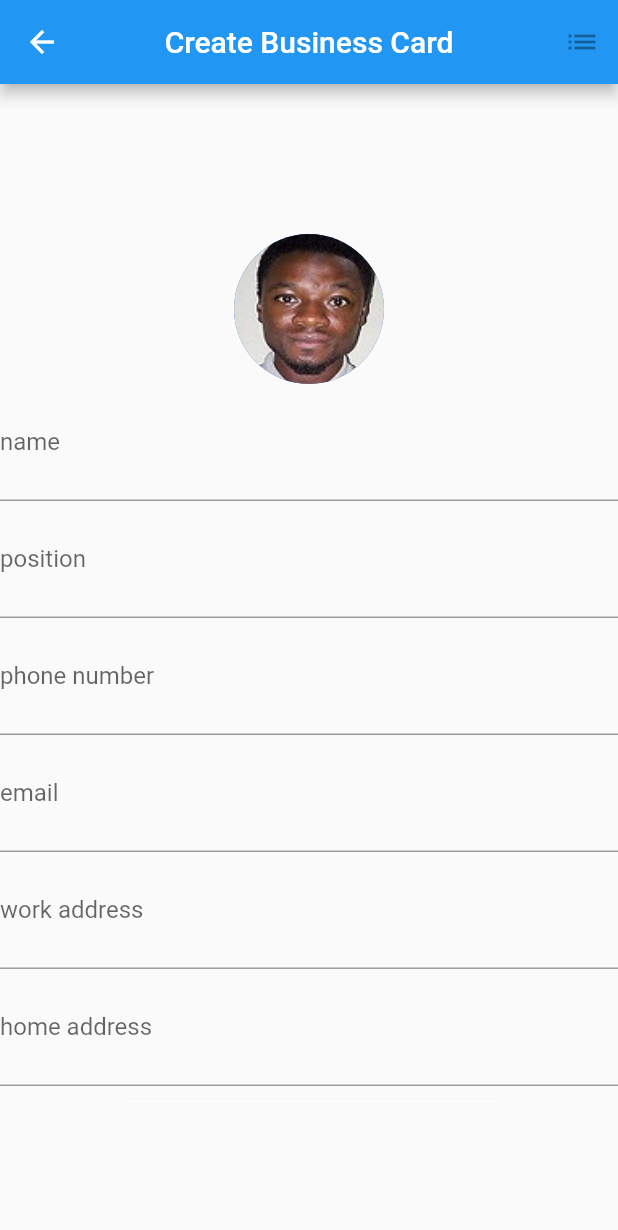
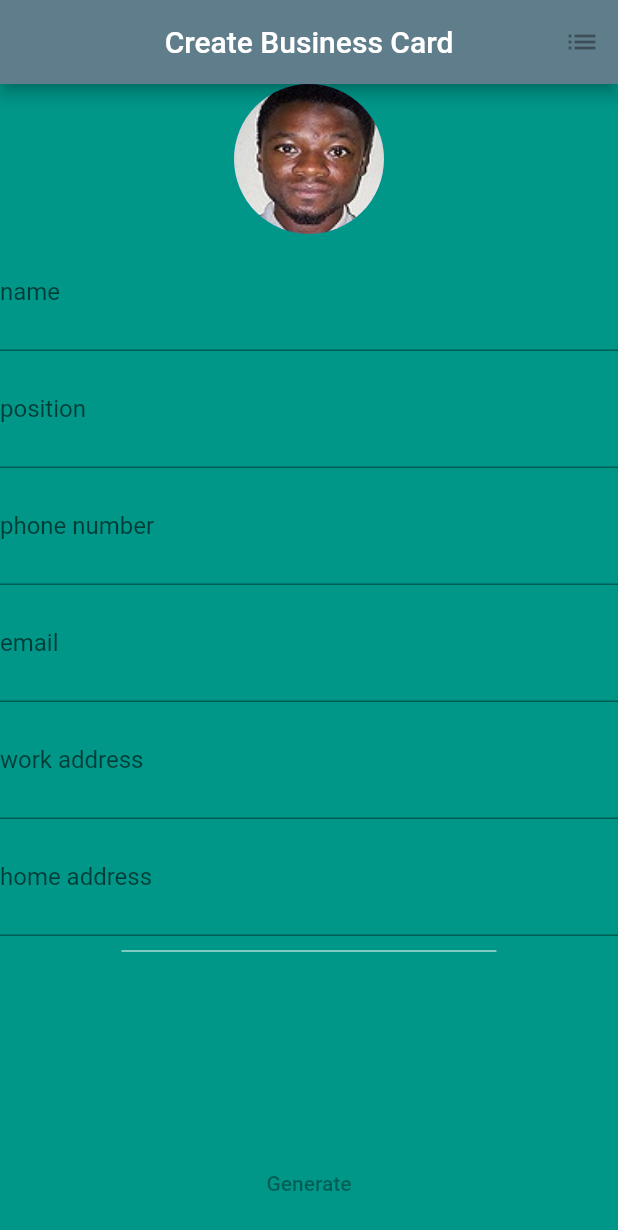
Before and after one commit to Larhwally/Business_Card_Generator, a Flutter app: the IndexPage screen opened directly, on a phone screen of 412 x 824 dp. Shown: the top 1230 px of the screen. Run offline on Flutter 3.47's test engine with Material 2 defaults, Android fonts, the phone set to English and light mode, and no system bars; our stand-ins replace share.

Commit message:
not a particular update

```diff
--- a/lib/indexpage.dart
+++ b/lib/indexpage.dart
@@ -17,19 +17,21 @@ class _IndexPageState extends State<IndexPage> {
   @override
   Widget build(BuildContext context) {
     return Scaffold(
+        backgroundColor: Colors.teal,
         appBar: AppBar(
+          backgroundColor: Colors.blueGrey,
           title: Text('Create Business Card'),
           centerTitle: true,
           actions: [IconButton(icon: Icon(Icons.list), onPressed: null)],
         ),
         body: SafeArea(
             child: Column(
-          mainAxisAlignment: MainAxisAlignment.spaceBetween,
+          //mainAxisAlignment: MainAxisAlignment.spaceBetween,
           children: <Widget>[
-            Padding(
-                padding: EdgeInsets.symmetric(vertical: 100.0),
+            Expanded(
+              flex: 50,
               child: Column(
-                  mainAxisAlignment: MainAxisAlignment.center,
+                //mainAxisAlignment: MainAxisAlignment.center,
                 children: <Widget>[
                   CircleAvatar(
                     radius: 50.0,
@@ -112,14 +114,16 @@ class _IndexPageState extends State<IndexPage> {
                       width: 250.0,
                       child: Divider(color: Colors.white)),
                 ],
-                )),
-            Padding(
-                padding: EdgeInsets.symmetric(vertical: 10, horizontal: 10),
+              ),
+            ),
+            Expanded(
+              flex: 5,
+              child: Center(
                 child: Row(
                   mainAxisAlignment: MainAxisAlignment.spaceAround,
                   children: <Widget>[
                     Builder(builder: (BuildContext context) {
-                      return RaisedButton(
+                      return FlatButton(
                           child: const Text('Generate'),
                           onPressed: name.isEmpty
                               ? null
@@ -128,14 +132,14 @@ class _IndexPageState extends State<IndexPage> {
                                 });
                     })
                   ],
-                ))
+                ),
+              ),
+            )
           ],
         )));
   }
 
-  void _generateCard() {
-    return Scaffold(
-      body:
-    )
+  Scaffold _generateCard() {
+    return Scaffold(body: Container());
   }
 }
--- a/lib/main.dart
+++ b/lib/main.dart
@@ -1,5 +1,6 @@
 import 'package:business_card/homepage.dart';
 import 'package:flutter/material.dart';
+import 'indexpage.dart';
 // import 'package:wc_flutter_share/wc_flutter_share.dart';
 
 void main() {
@@ -9,7 +10,7 @@ void main() {
 class MyApp extends StatelessWidget {
   @override
   Widget build(BuildContext context) {
-    return MaterialApp(home: HomePage());
+    return MaterialApp(home: IndexPage());
   }
 }
 
```
Also changed, not shown: lib/homepage.dart (+11 -10 lines). Lines whose indentation alone changed are shown as unchanged.
